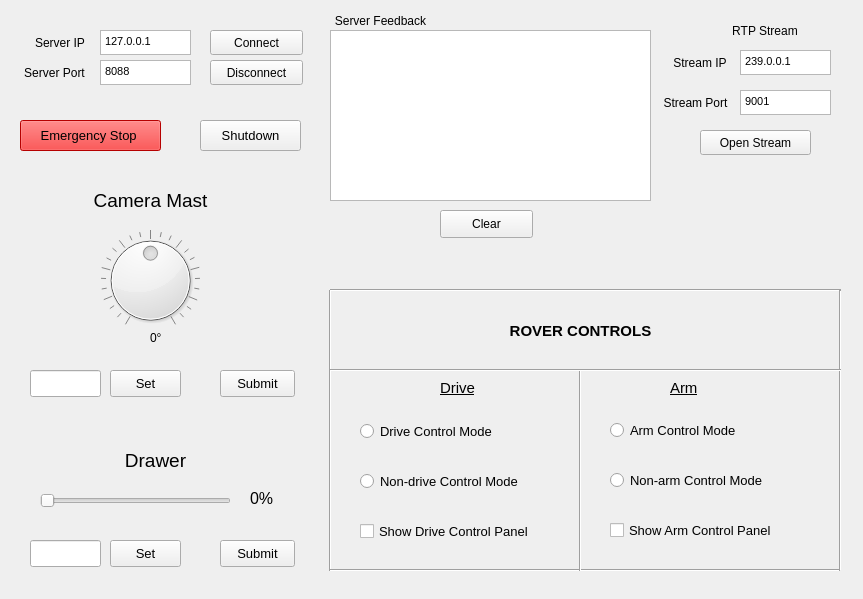
First picture: the form in RoverControlGUI/mainwindow.ui, repository cal-roboops/F2017_Decal, before the edit.
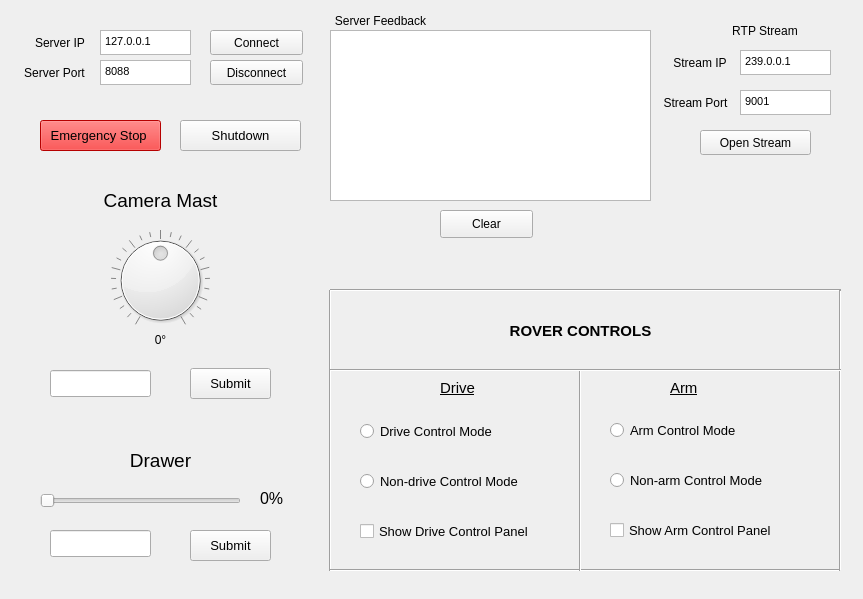
Second picture: the form after the edit.

The edit to the form file:
```diff
--- a/RoverControlGUI/mainwindow.ui
+++ b/RoverControlGUI/mainwindow.ui
@@ -520,10 +520,10 @@
     </property>
     <property name="geometry">
      <rect>
-      <x>710</x>
+      <x>670</x>
       <y>180</y>
-      <width>91</width>
-      <height>61</height>
+      <width>171</width>
+      <height>91</height>
      </rect>
     </property>
     <property name="text">
@@ -536,7 +536,7 @@
    <widget class="QDial" name="cameraMast_dial">
     <property name="geometry">
      <rect>
-      <x>40</x>
+      <x>50</x>
       <y>230</y>
       <width>221</width>
       <height>101</height>
@@ -573,7 +573,7 @@
    <widget class="QLabel" name="cameraMast_label">
     <property name="geometry">
      <rect>
-      <x>40</x>
+      <x>50</x>
       <y>190</y>
       <width>221</width>
       <height>20</height>
@@ -596,7 +596,7 @@
      <rect>
       <x>30</x>
       <y>450</y>
-      <width>251</width>
+      <width>261</width>
       <height>20</height>
      </rect>
     </property>
@@ -617,7 +617,7 @@
      <rect>
       <x>40</x>
       <y>490</y>
-      <width>191</width>
+      <width>201</width>
       <height>22</height>
      </rect>
     </property>
@@ -628,28 +628,10 @@
      <enum>Qt::Horizontal</enum>
     </property>
    </widget>
-   <widget class="QPushButton" name="drawerSetValue_button">
-    <property name="geometry">
-     <rect>
-      <x>110</x>
-      <y>540</y>
-      <width>71</width>
-      <height>27</height>
-     </rect>
-    </property>
-    <property name="font">
-     <font>
-      <pointsize>10</pointsize>
-     </font>
-    </property>
-    <property name="text">
-     <string>Set</string>
-    </property>
-   </widget>
    <widget class="QLabel" name="drawerValue_label">
     <property name="geometry">
      <rect>
-      <x>250</x>
+      <x>260</x>
       <y>490</y>
       <width>51</width>
       <height>16</height>
@@ -667,9 +649,9 @@
    <widget class="QLineEdit" name="drawer_LineEdit">
     <property name="geometry">
      <rect>
-      <x>30</x>
-      <y>540</y>
-      <width>71</width>
+      <x>50</x>
+      <y>530</y>
+      <width>101</width>
       <height>27</height>
      </rect>
     </property>
@@ -677,9 +659,9 @@
    <widget class="QPushButton" name="eStopButton">
     <property name="geometry">
      <rect>
-      <x>20</x>
+      <x>40</x>
       <y>120</y>
-      <width>141</width>
+      <width>121</width>
       <height>31</height>
      </rect>
     </property>
@@ -701,9 +683,9 @@
    <widget class="QPushButton" name="shutdownBtn">
     <property name="geometry">
      <rect>
-      <x>200</x>
+      <x>180</x>
       <y>120</y>
-      <width>101</width>
+      <width>121</width>
       <height>31</height>
      </rect>
     </property>
@@ -719,10 +701,10 @@
    <widget class="QLabel" name="cameraDialLabel">
     <property name="geometry">
      <rect>
-      <x>150</x>
+      <x>110</x>
       <y>330</y>
-      <width>41</width>
-      <height>16</height>
+      <width>101</width>
+      <height>20</height>
      </rect>
     </property>
     <property name="font">
@@ -733,42 +715,27 @@
     <property name="text">
      <string>0°</string>
     </property>
-   </widget>
-   <widget class="QLineEdit" name="cameraLineEdit">
-    <property name="geometry">
-     <rect>
-      <x>30</x>
-      <y>370</y>
-      <width>71</width>
-      <height>27</height>
-     </rect>
+    <property name="alignment">
+     <set>Qt::AlignCenter</set>
     </property>
    </widget>
-   <widget class="QPushButton" name="cameraSetButton">
+   <widget class="QLineEdit" name="camera_LineEdit">
     <property name="geometry">
      <rect>
-      <x>110</x>
+      <x>50</x>
       <y>370</y>
-      <width>71</width>
+      <width>101</width>
       <height>27</height>
      </rect>
     </property>
-    <property name="font">
-     <font>
-      <pointsize>10</pointsize>
-     </font>
-    </property>
-    <property name="text">
-     <string>Set</string>
-    </property>
    </widget>
    <widget class="QPushButton" name="cameraSubmitBtn">
     <property name="geometry">
      <rect>
-      <x>220</x>
-      <y>370</y>
-      <width>75</width>
-      <height>27</height>
+      <x>190</x>
+      <y>368</y>
+      <width>81</width>
+      <height>31</height>
      </rect>
     </property>
     <property name="font">
@@ -783,10 +750,10 @@
    <widget class="QPushButton" name="drawerSubmitBtn">
     <property name="geometry">
      <rect>
-      <x>220</x>
-      <y>540</y>
-      <width>75</width>
-      <height>27</height>
+      <x>190</x>
+      <y>530</y>
+      <width>81</width>
+      <height>31</height>
      </rect>
     </property>
     <property name="font">
```
Left out of the diff: 18 changed lines with no effect on the pictures.
